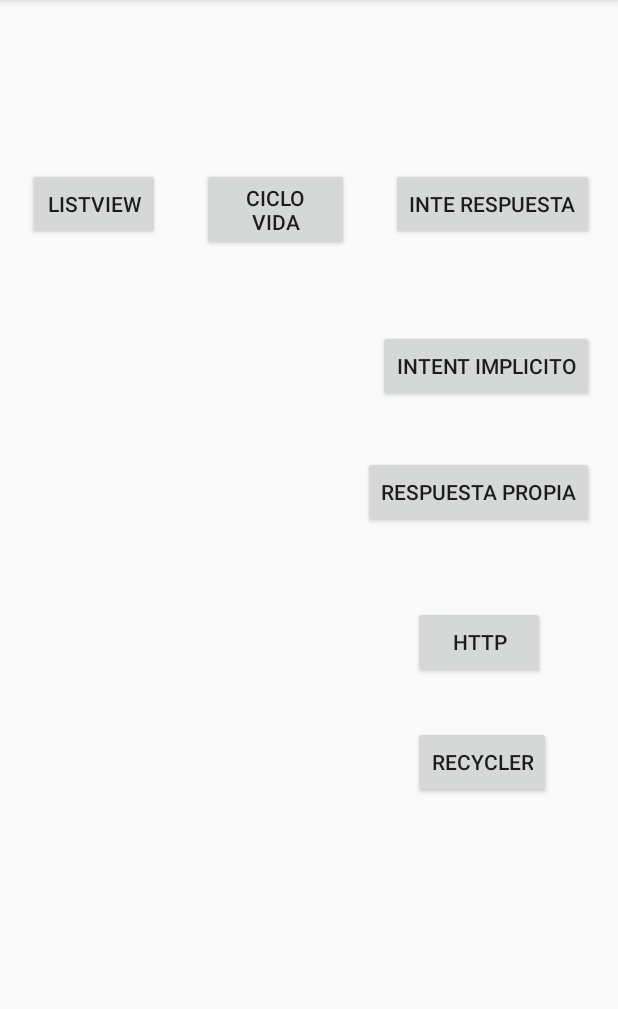
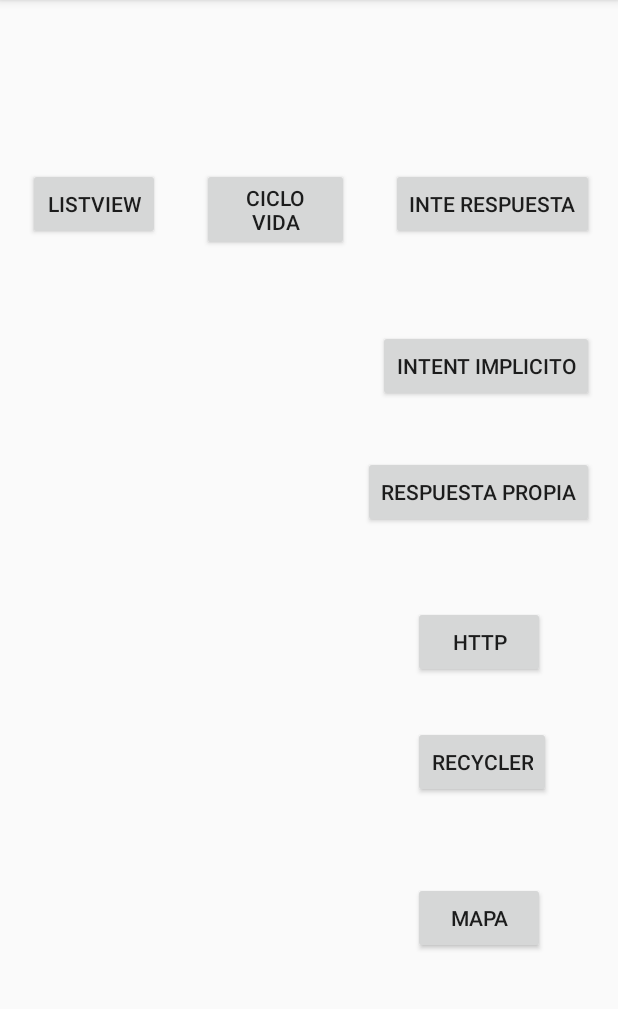
Before and after one commit to 2020-A-Moviles-GR1/mov-reinoso-alvarado-washington-paul, an Android app: the screen it shows after launch (MainActivity), on a phone screen of 412 x 824 dp, the part 84-1093 px from its top. Run offline under Robolectric (Android 15) with nearby library versions, the phone set to English and light mode, and no system bars.

Commit message:
RecyclerView-Contexto-mapa

```diff
--- a/02-android/app/build.gradle
+++ b/02-android/app/build.gradle
@@ -40,6 +40,7 @@ dependencies {
     implementation 'com.google.android.material:material:1.0.0'
     implementation 'androidx.navigation:navigation-fragment-ktx:2.1.0'
     implementation 'androidx.navigation:navigation-ui-ktx:2.1.0'
+    implementation 'com.google.android.gms:play-services-maps:17.0.0'
     testImplementation 'junit:junit:4.12'
     androidTestImplementation 'androidx.test.ext:junit:1.1.1'
     androidTestImplementation 'androidx.test.espresso:espresso-core:3.2.0'
--- a/02-android/app/src/main/java/com/example/moviles_1/MainActivity.kt
+++ b/02-android/app/src/main/java/com/example/moviles_1/MainActivity.kt
@@ -55,6 +55,18 @@ class MainActivity : AppCompatActivity() {
                 abrirRecyclerView()
             })
 
+        btn_mapa
+            .setOnClickListener{
+                abrirMapa()
+            }
+    }
+    fun abrirMapa(){
+        val intentException=Intent(
+            this,
+            MapsActivity::class.java
+        )
+        //this.startActivity(intentException) metodo dentro de la clase
+        startActivity(intentException)
     }
 
     fun abrirRecyclerView(){
--- a/02-android/app/src/main/res/layout/activity_main.xml
+++ b/02-android/app/src/main/res/layout/activity_main.xml
@@ -83,4 +83,15 @@
         app:layout_constraintHorizontal_bias="0.0"
         app:layout_constraintStart_toStartOf="@+id/btn_http"
         app:layout_constraintTop_toBottomOf="@+id/btn_http" />
+
+    <Button
+        android:id="@+id/btn_mapa"
+        android:layout_width="wrap_content"
+        android:layout_height="wrap_content"
+        android:layout_marginTop="56dp"
+        android:text="MAPA"
+        app:layout_constraintEnd_toEndOf="@+id/btn_recycler"
+        app:layout_constraintHorizontal_bias="0.0"
+        app:layout_constraintStart_toStartOf="@+id/btn_recycler"
+        app:layout_constraintTop_toBottomOf="@+id/btn_recycler" />
 </androidx.constraintlayout.widget.ConstraintLayout>
--- a/02-android/app/src/main/res/values/strings.xml
+++ b/02-android/app/src/main/res/values/strings.xml
@@ -9,4 +9,5 @@
 
     <string name="hello_first_fragment">Hello first fragment</string>
     <string name="hello_second_fragment">Hello second fragment. Arg: %1$s</string>
+    <string name="title_activity_maps">Map</string>
 </resources>
```
Also changed, not shown: 02-android/app/src/debug/res/values/google_maps_api.xml (added, +24 -0 lines), 02-android/app/src/main/AndroidManifest.xml (+23 -1 lines), 02-android/app/src/main/java/com/example/moviles_1/MapsActivity.kt (added, +43 -0 lines), 02-android/app/src/main/java/com/example/moviles_1/RecyclerAdaptador.kt (+15 -0 lines), 02-android/app/src/main/java/com/example/moviles_1/RecyclerVIewActivity.kt (+8 -0 lines), 02-android/app/src/main/res/layout/activity_maps.xml (added, +9 -0 lines), 02-android/app/src/main/res/layout/adptador_persona.xml (+9 -0 lines), 1 other file.
